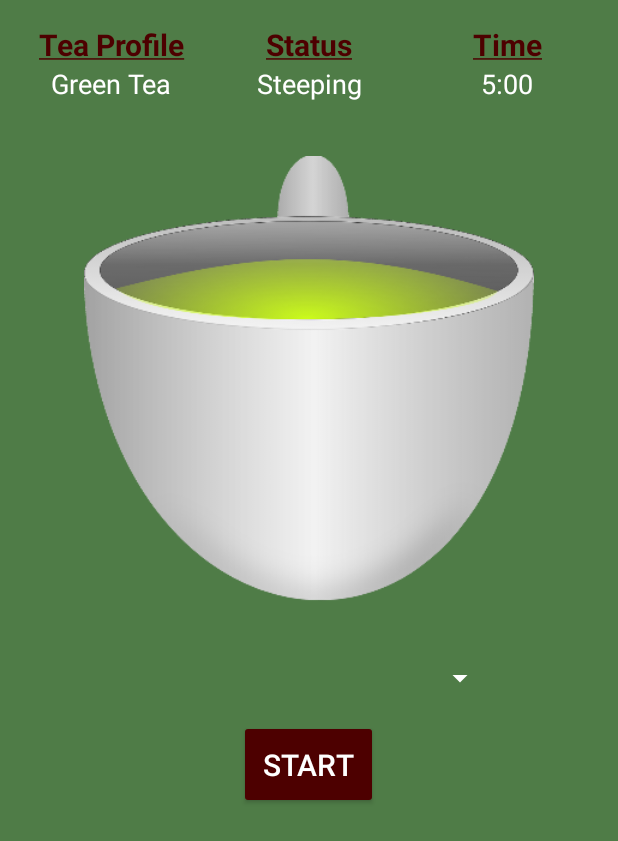
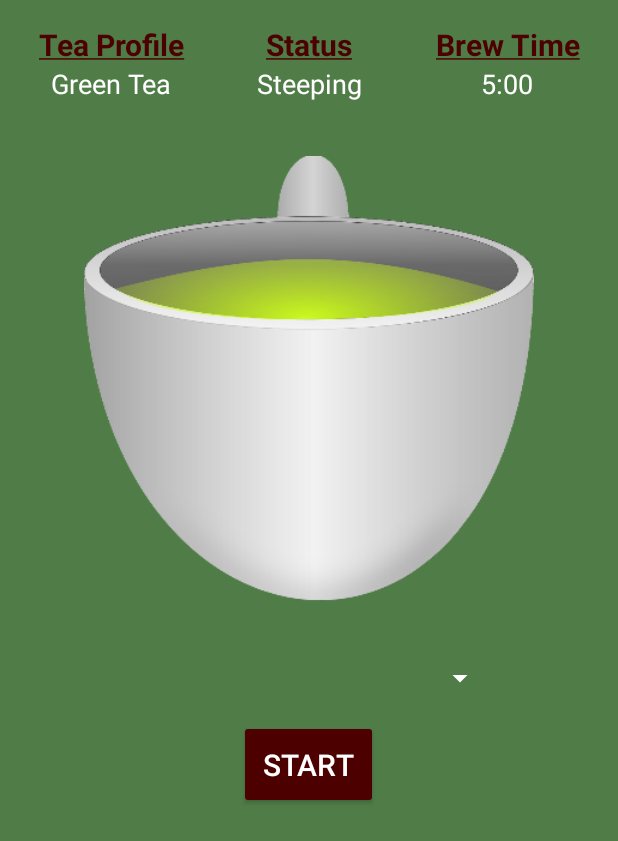
Before and after one commit to Addison-Dalton/teatime, an Android app: the screen it shows after launch (MainActivity), on a phone screen of 412 x 824 dp. Shown: the top 841 px of the screen. Run offline under Robolectric (Android 15) with nearby library versions, the phone set to English and light mode, and no system bars; 2 statements that could not run were skipped.

Commit message:
changed time label and added a '+' string value

```diff
--- a/app/src/main/res/values/strings.xml
+++ b/app/src/main/res/values/strings.xml
@@ -2,8 +2,9 @@
     <string name="app_name">Tea Time</string>
     <string name="tea_profile"><u>Tea Profile</u></string>
     <string name="tea_status"><u>Status</u></string>
-    <string name="time_remaining"><u>Time</u></string>
+    <string name="time_remaining"><u>Brew Time</u></string>
     <string name="btn_start">Start</string>
     <string name="btn_delete">Delete</string>
     <string name="spinner_index_tag"></string>
+    <string name="btn_add_tea_profile">+</string>
 </resources>
```
